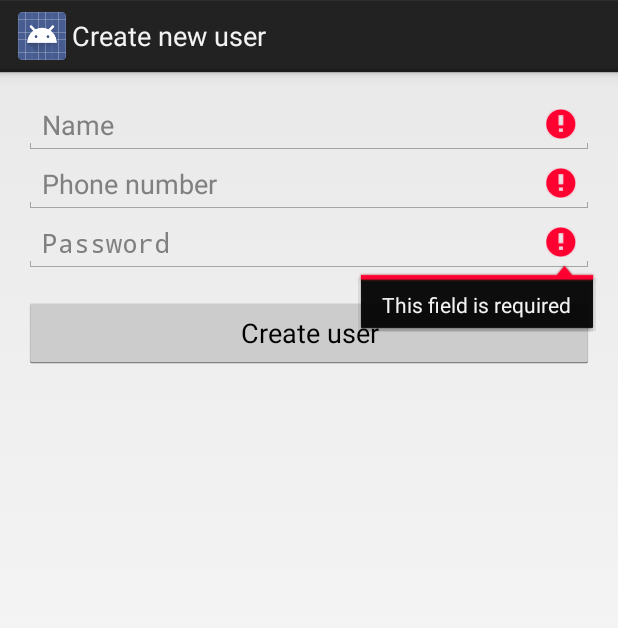
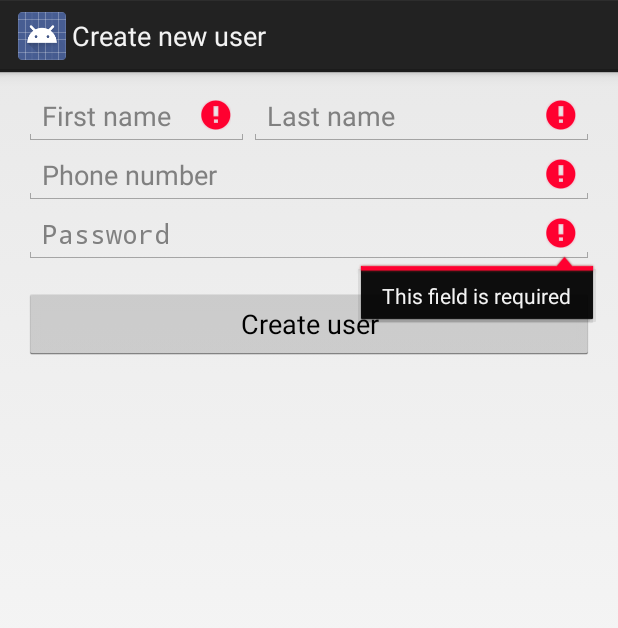
Before and after one commit to Spejderappen/au-pvc-project, an Android app: the ActivityCreateUser screen opened directly, with no data from a screen before it, after a tap on "Create user", on a phone screen of 412 x 824 dp. Shown: the top 628 px of the screen. Run offline under Robolectric (Android 15) with nearby library versions, the phone set to English and light mode, and no system bars.

Commit message:
Creating user is now allowed

```diff
--- a/app/src/main/java/vestsoft/com/pvc_project/ActivityCreateUser.java
+++ b/app/src/main/java/vestsoft/com/pvc_project/ActivityCreateUser.java
@@ -3,6 +3,7 @@ package vestsoft.com.pvc_project;
 import android.app.Activity;
 import android.content.Context;
 import android.content.Intent;
+import android.content.SharedPreferences;
 import android.os.AsyncTask;
 import android.os.Bundle;
 import android.text.TextUtils;
@@ -10,8 +11,6 @@ import android.util.Log;
 import android.view.View;
 import android.widget.Button;
 import android.widget.EditText;
-
-import vestsoft.com.api.ServerCommunication;
 
 
 public class ActivityCreateUser extends Activity {
@@ -21,8 +20,11 @@ public class ActivityCreateUser extends Activity {
      */
     private UserCreateTask mCreateUserTask = null;
 
-    private EditText mEditTextName, mEditTextPhone, mEditTextPassword;
+    private EditText mEditTextFirstName, mEditTextLastName, mEditTextPhone, mEditTextPassword;
     private Button mBtnCreateUser;
+    private SharedPreferences sharedPrefs;
+
+    private final String PROJECT_NAME = "PVC_Project";
 
     @Override
     protected void onCreate(Bundle savedInstanceState) {
@@ -33,7 +35,8 @@ public class ActivityCreateUser extends Activity {
     }
 
     private void Initialize() {
-        mEditTextName = (EditText)findViewById(R.id.editTextCreateUserName);
+        mEditTextFirstName = (EditText)findViewById(R.id.editTextCreateUserFirstName);
+        mEditTextLastName = (EditText)findViewById(R.id.editTextCreateUserLastName);
         mEditTextPhone = (EditText)findViewById(R.id.editTextCreateUserPhone);
         mEditTextPassword = (EditText)findViewById(R.id.editTextCreateUserPassword);
 
@@ -44,6 +47,8 @@ public class ActivityCreateUser extends Activity {
                 CreateNewUser();
             }
         });
+
+        sharedPrefs = getSharedPreferences(PROJECT_NAME, MODE_PRIVATE);
     }
 
     private void CreateNewUser() {
@@ -51,26 +56,31 @@ public class ActivityCreateUser extends Activity {
             return;
         }
 
-        mEditTextName.setError(null);
+        mEditTextFirstName.setError(null);
+        mEditTextLastName.setError(null);
         mEditTextPhone.setError(null);
         mEditTextPassword.setError(null);
 
         // Store values at the time of the create user attempt.
-        String name = mEditTextName.getText().toString();
+        String firstName = mEditTextFirstName.getText().toString();
+        String lastName = mEditTextLastName.getText().toString();
         String phoneNumer = mEditTextPhone.getText().toString();
         String password = mEditTextPassword.getText().toString();
 
         boolean cancel = false;
         View focusView = null;
 
-        // Check for a valid name (must have at least 3 characters
-        if (!TextUtils.isEmpty(name)) {
-            mEditTextName.setError(getString(R.string.error_field_required));
-            focusView = mEditTextName;
+        // Check for a valid firstName
+        if (TextUtils.isEmpty(firstName)) {
+            mEditTextFirstName.setError(getString(R.string.error_field_required));
+            focusView = mEditTextFirstName;
             cancel = true;
-        } else if (!isNameValid(name)){
-            mEditTextName.setError(getString(R.string.error_invalid_name));
-            focusView = mEditTextName;
+        }
+
+        // Check for a valid lastName
+        if (TextUtils.isEmpty(lastName)) {
+            mEditTextLastName.setError(getString(R.string.error_field_required));
+            focusView = mEditTextLastName;
             cancel = true;
         }
 
@@ -97,7 +107,7 @@ public class ActivityCreateUser extends Activity {
         }
 
         if (cancel) {
-            // There was an error; don't attempt login and focus the first
+            // There was an error; don't attempt create user and focus the first
             // form field with an error.
             focusView.requestFocus();
         } else {
@@ -105,8 +115,8 @@ public class ActivityCreateUser extends Activity {
             // perform the user create attempt.
 
             //showProgress(true);
-//            mCreateUserTask = new UserLoginTask(phoneNumer, password, this);
-//            mCreateUserTask.execute((Void) null);
+            mCreateUserTask = new UserCreateTask(firstName, lastName, phoneNumer, password, this);
+            mCreateUserTask.execute((Void) null);
         }
     }
 
@@ -118,9 +128,6 @@ public class ActivityCreateUser extends Activity {
         return phoneNumber.length() >= 8 ;
     }
 
-    private boolean isNameValid(String name) {
-        return name.length() >= 3;
-    }
 
     /**
      * Represents an asynchronous create task used to create
@@ -128,12 +135,13 @@ public class ActivityCreateUser extends Activity {
      */
     public class UserCreateTask extends AsyncTask<Void, Void, Boolean> {
 
-        //private final String mPhoneNumber;
-        private final String mPhoneNumber;
-        private final String mPassword;
+        private final String mFirstName, mLastName, mPhoneNumber,mPassword;
+
         Context context;
 
-        UserCreateTask(String name, String phonenumber, String password, Context context) {
+        UserCreateTask(String firstName, String lastName, String phonenumber, String password, Context context) {
+            mFirstName = firstName;
+            mLastName = lastName;
             mPhoneNumber = phonenumber;
             mPassword = password;
             this.context = context;
@@ -145,7 +153,7 @@ public class ActivityCreateUser extends Activity {
 
             Boolean result = false;
             try {
-                result = ServerCommunication.login(mPhoneNumber, mPassword);
+                //result = ServerCommunication.CreateUser(mFirstName, mLastName, mPhone, mPassword);
             } catch (Exception e) {
                 Log.e("PVC", e.getMessage());
             }
@@ -159,11 +167,12 @@ public class ActivityCreateUser extends Activity {
             //showProgress(false);
 
             if (success) {
+                SavePhoneNumber(mPhoneNumber);
                 Intent showMapActIntent = new Intent(context, ActivityMaps.class);
                 context.startActivity(showMapActIntent);
             } else {
-                //mPasswordView.setError(getString(R.string.error_incorrect_password));
-                //mPasswordView.requestFocus();
+                mEditTextPhone.setError("Phone number is already in use");
+                mEditTextPhone.requestFocus();
             }
         }
 
@@ -172,5 +181,11 @@ public class ActivityCreateUser extends Activity {
             mCreateUserTask = null;
             //showProgress(false);
         }
+
+        private void SavePhoneNumber(String phonenumber){
+            SharedPreferences.Editor editor = sharedPrefs.edit();
+            editor.putString("my_phone",phonenumber);
+            editor.commit();
+        }
     }
 }
--- a/app/src/main/res/layout/activity_create_user.xml
+++ b/app/src/main/res/layout/activity_create_user.xml
@@ -4,8 +4,8 @@
     android:layout_height="match_parent"
     android:paddingLeft="@dimen/activity_horizontal_margin"
     android:paddingRight="@dimen/activity_horizontal_margin"
-    android:paddingTop="@dimen/activity_vertical_margin"
-    android:paddingBottom="@dimen/activity_vertical_margin"
+    android:paddingTop="10dp"
+    android:paddingBottom="10dp"
     tools:context="vestsoft.com.pvc_project.ActivityCreateUser">
 
 
@@ -13,14 +13,25 @@
         android:layout_width="wrap_content"
         android:layout_height="wrap_content"
         android:inputType="textPersonName"
-        android:hint="Name"
+        android:hint="First name"
+        android:width="150dp"
         android:ems="10"
-        android:id="@+id/editTextCreateUserName"
-        android:layout_alignParentTop="true"
-        android:layout_alignParentLeft="true"
-        android:layout_alignParentStart="true"
+        android:id="@+id/editTextCreateUserFirstName"
+        android:nextFocusDown="@+id/editTextCreateUserLastName"
+         />
+
+    <EditText
+        android:layout_width="wrap_content"
+        android:layout_height="wrap_content"
+        android:inputType="textPersonName"
+        android:hint="Last name"
+        android:ems="10"
+        android:id="@+id/editTextCreateUserLastName"
+        android:layout_alignTop="@+id/editTextCreateUserFirstName"
         android:layout_alignParentRight="true"
-        android:layout_alignParentEnd="true" />
+        android:layout_alignParentEnd="true"
+        android:layout_toRightOf="@+id/editTextCreateUserFirstName"
+        android:layout_toEndOf="@+id/editTextCreateUserFirstName" />
 
     <EditText
         android:layout_width="wrap_content"
@@ -29,11 +40,11 @@
         android:ems="10"
         android:hint="@string/prompt_phonenumber"
         android:id="@+id/editTextCreateUserPhone"
-        android:layout_below="@+id/editTextCreateUserName"
+        android:layout_below="@+id/editTextCreateUserFirstName"
+        android:layout_alignParentRight="true"
+        android:layout_alignParentEnd="true"
         android:layout_alignParentLeft="true"
-        android:layout_alignParentStart="true"
-        android:layout_alignRight="@+id/editTextCreateUserName"
-        android:layout_alignEnd="@+id/editTextCreateUserName" />
+        android:layout_alignParentStart="true" />
 
     <EditText
         android:layout_width="wrap_content"
@@ -43,22 +54,21 @@
         android:hint="@string/prompt_password"
         android:id="@+id/editTextCreateUserPassword"
         android:layout_below="@+id/editTextCreateUserPhone"
+        android:layout_alignParentRight="true"
+        android:layout_alignParentEnd="true"
         android:layout_alignParentLeft="true"
-        android:layout_alignParentStart="true"
-        android:layout_alignRight="@+id/editTextCreateUserName"
-        android:layout_alignEnd="@+id/editTextCreateUserName" />
+        android:layout_alignParentStart="true" />
 
     <Button
         android:layout_width="wrap_content"
         android:layout_height="wrap_content"
         android:text="Create user"
         android:id="@+id/btnCreateUser"
+        android:layout_marginTop="16dp"
         android:layout_below="@+id/editTextCreateUserPassword"
-        android:layout_marginTop="16dp"
         android:layout_alignParentLeft="true"
         android:layout_alignParentStart="true"
         android:layout_alignRight="@+id/editTextCreateUserPassword"
         android:layout_alignEnd="@+id/editTextCreateUserPassword" />
 
-
 </RelativeLayout>
--- a/app/src/main/res/layout/activity_login.xml
+++ b/app/src/main/res/layout/activity_login.xml
@@ -23,8 +23,7 @@
     <ScrollView
         android:id="@+id/login_form"
         android:layout_width="match_parent"
-        android:layout_height="match_parent"
-        >
+        android:layout_height="match_parent" >
 
             <LinearLayout
                 android:id="@+id/email_login_form"
--- a/app/src/main/res/layout/checkbox_item.xml
+++ b/app/src/main/res/layout/checkbox_item.xml
@@ -8,7 +8,8 @@
         android:layout_height="wrap_content"
         android:layout_alignParentLeft="true"
         android:layout_marginLeft="5dp"
-        android:layout_marginRight="5dp" >
+        android:layout_marginRight="5dp"
+        android:layout_marginBottom="3dp">
     </CheckBox>
 
     <TextView
@@ -17,7 +18,7 @@
         android:layout_height="wrap_content"
         android:text="@+id/label"
         android:textSize="18sp"
-
+        android:paddingTop="4dp"
         android:layout_alignParentTop="true"
         android:layout_toRightOf="@+id/check"
         android:layout_toEndOf="@+id/check">
```
Also changed, not shown: app/src/main/AndroidManifest.xml (+13 -13 lines), app/src/main/java/vestsoft/com/pvc_project/FriendsAdapter.java (+15 -37 lines), app/src/main/java/vestsoft/com/pvc_project/LoginActivity.java (+13 -0 lines), app/src/main/java/vestsoft/com/pvc_project/Model/Friend.java (+9 -1 lines), app/src/main/res/layout/fragment_maps.xml (+0 -10 lines).
